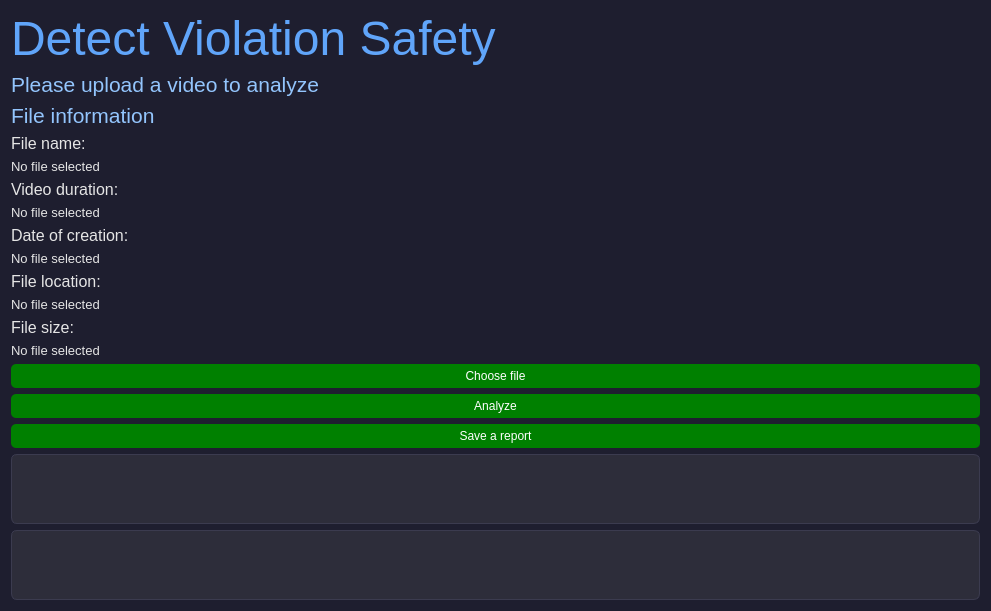
The window that ui.ui (ArtemKucheruk/detect_violation_safety) describes before a commit, drawn with Qt 5.
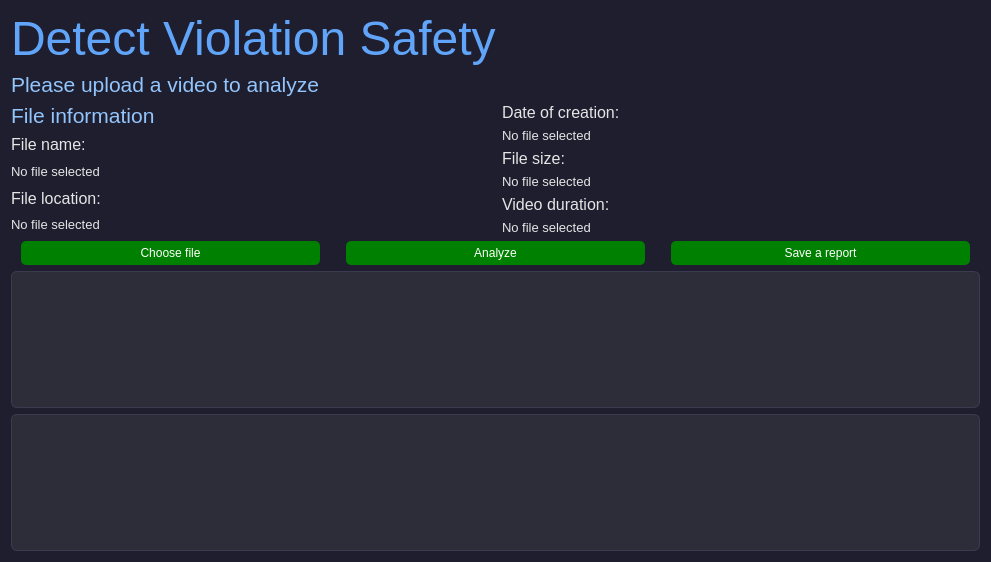
The same window after the commit.

```diff
--- a/ui.ui
+++ b/ui.ui
@@ -25,6 +25,9 @@
   <property name="windowTitle">
    <string>Dialog</string>
   </property>
+  <property name="layoutDirection">
+   <enum>Qt::LayoutDirection::LeftToRight</enum>
+  </property>
   <property name="styleSheet">
    <string notr="true">
     QDialog {
@@ -61,61 +64,202 @@
     }
    </string>
   </property>
-  <layout class="QVBoxLayout" name="verticalLayout_2">
+  <property name="sizeGripEnabled">
+   <bool>false</bool>
+  </property>
+  <layout class="QVBoxLayout" name="verticalLayout_10">
+   <property name="sizeConstraint">
+    <enum>QLayout::SizeConstraint::SetDefaultConstraint</enum>
+   </property>
    <item>
-    <layout class="QHBoxLayout" name="horizontalLayout">
+    <layout class="QGridLayout" name="gridLayout_3">
      <property name="sizeConstraint">
-      <enum>QLayout::SizeConstraint::SetNoConstraint</enum>
+      <enum>QLayout::SizeConstraint::SetDefaultConstraint</enum>
      </property>
-    </layout>
-   </item>
+     <item row="3" column="0">
+      <spacer name="verticalSpacer">
+       <property name="orientation">
+        <enum>Qt::Orientation::Vertical</enum>
+       </property>
+       <property name="sizeType">
+        <enum>QSizePolicy::Policy::Expanding</enum>
+       </property>
+       <property name="sizeHint" stdset="0">
+        <size>
+         <width>20</width>
+         <height>40</height>
+        </size>
+       </property>
+      </spacer>
+     </item>
+     <item row="1" column="0">
+      <spacer name="verticalSpacer_2">
+       <property name="orientation">
+        <enum>Qt::Orientation::Vertical</enum>
+       </property>
+       <property name="sizeHint" stdset="0">
+        <size>
+         <width>20</width>
+         <height>40</height>
+        </size>
+       </property>
+      </spacer>
+     </item>
+     <item row="2" column="1">
+      <layout class="QVBoxLayout" name="verticalLayout_8">
    <item>
-    <widget class="QLabel" name="label">
+        <widget class="QLabel" name="label_4">
      <property name="sizePolicy">
-      <sizepolicy hsizetype="Expanding" vsizetype="Expanding">
+          <sizepolicy hsizetype="Expanding" vsizetype="Preferred">
        <horstretch>0</horstretch>
        <verstretch>0</verstretch>
       </sizepolicy>
      </property>
      <property name="font">
       <font>
-       <pointsize>36</pointsize>
+           <pointsize>12</pointsize>
       </font>
      </property>
      <property name="text">
-      <string>Detect Violation Safety</string>
+          <string>Date of creation: </string>
      </property>
     </widget>
    </item>
    <item>
-    <widget class="QLabel" name="label_2">
+        <widget class="QLabel" name="lb_date">
      <property name="sizePolicy">
-      <sizepolicy hsizetype="Expanding" vsizetype="Expanding">
+          <sizepolicy hsizetype="Expanding" vsizetype="Preferred">
        <horstretch>0</horstretch>
        <verstretch>0</verstretch>
       </sizepolicy>
      </property>
      <property name="font">
       <font>
-       <pointsize>16</pointsize>
+           <pointsize>10</pointsize>
       </font>
      </property>
      <property name="text">
-      <string>Please upload a video to analyze</string>
+          <string>No file selected</string>
      </property>
     </widget>
    </item>
    <item>
-    <layout class="QHBoxLayout" name="horizontalLayout_2">
-     <property name="sizeConstraint">
-      <enum>QLayout::SizeConstraint::SetNoConstraint</enum>
-     </property>
-    </layout>
-   </item>
+        <widget class="QLabel" name="label_6">
+         <property name="sizePolicy">
+          <sizepolicy hsizetype="Expanding" vsizetype="Preferred">
+           <horstretch>0</horstretch>
+           <verstretch>0</verstretch>
+          </sizepolicy>
+         </property>
+         <property name="font">
+          <font>
+           <pointsize>12</pointsize>
+          </font>
+         </property>
+         <property name="text">
+          <string>File size:</string>
+         </property>
+        </widget>
+       </item>
+       <item>
+        <widget class="QLabel" name="lb_size">
+         <property name="sizePolicy">
+          <sizepolicy hsizetype="Expanding" vsizetype="Preferred">
+           <horstretch>0</horstretch>
+           <verstretch>0</verstretch>
+          </sizepolicy>
+         </property>
+         <property name="font">
+          <font>
+           <pointsize>10</pointsize>
+          </font>
+         </property>
+         <property name="text">
+          <string>No file selected</string>
+         </property>
+        </widget>
+       </item>
+       <item>
+        <widget class="QLabel" name="label_5">
+         <property name="sizePolicy">
+          <sizepolicy hsizetype="Expanding" vsizetype="Preferred">
+           <horstretch>0</horstretch>
+           <verstretch>0</verstretch>
+          </sizepolicy>
+         </property>
+         <property name="font">
+          <font>
+           <pointsize>12</pointsize>
+          </font>
+         </property>
+         <property name="text">
+          <string>Video duration:</string>
+         </property>
+        </widget>
+       </item>
+       <item>
+        <widget class="QLabel" name="lb_time">
+         <property name="sizePolicy">
+          <sizepolicy hsizetype="Expanding" vsizetype="Preferred">
+           <horstretch>0</horstretch>
+           <verstretch>0</verstretch>
+          </sizepolicy>
+         </property>
+         <property name="font">
+          <font>
+           <pointsize>10</pointsize>
+          </font>
+         </property>
+         <property name="text">
+          <string>No file selected</string>
+         </property>
+        </widget>
+       </item>
+      </layout>
+     </item>
+     <item row="5" column="0" colspan="2">
+      <layout class="QVBoxLayout" name="verticalLayout_9">
+       <item>
+        <spacer name="verticalSpacer_4">
+         <property name="orientation">
+          <enum>Qt::Orientation::Vertical</enum>
+         </property>
+         <property name="sizeHint" stdset="0">
+          <size>
+           <width>20</width>
+           <height>40</height>
+          </size>
+         </property>
+        </spacer>
+       </item>
+       <item>
+        <widget class="QTextBrowser" name="txt_results">
+         <property name="sizePolicy">
+          <sizepolicy hsizetype="Expanding" vsizetype="Preferred">
+           <horstretch>0</horstretch>
+           <verstretch>0</verstretch>
+          </sizepolicy>
+         </property>
+        </widget>
+       </item>
+       <item>
+        <widget class="QTextBrowser" name="txt_logs">
+         <property name="sizePolicy">
+          <sizepolicy hsizetype="Expanding" vsizetype="Preferred">
+           <horstretch>0</horstretch>
+           <verstretch>0</verstretch>
+          </sizepolicy>
+         </property>
+        </widget>
+       </item>
+      </layout>
+     </item>
+     <item row="2" column="0">
+      <layout class="QVBoxLayout" name="verticalLayout_7">
    <item>
     <widget class="QLabel" name="label_3">
      <property name="sizePolicy">
-      <sizepolicy hsizetype="Expanding" vsizetype="Expanding">
+          <sizepolicy hsizetype="Expanding" vsizetype="Preferred">
        <horstretch>0</horstretch>
        <verstretch>0</verstretch>
       </sizepolicy>
@@ -136,7 +280,7 @@
    <item>
     <widget class="QLabel" name="label_1">
      <property name="sizePolicy">
-      <sizepolicy hsizetype="Expanding" vsizetype="Expanding">
+          <sizepolicy hsizetype="Expanding" vsizetype="Preferred">
        <horstretch>0</horstretch>
        <verstretch>0</verstretch>
       </sizepolicy>
@@ -154,79 +298,7 @@
    <item>
     <widget class="QLabel" name="lb_name">
      <property name="sizePolicy">
-      <sizepolicy hsizetype="Expanding" vsizetype="Expanding">
-       <horstretch>0</horstretch>
-       <verstretch>0</verstretch>
-      </sizepolicy>
-     </property>
-     <property name="font">
-      <font>
-       <pointsize>10</pointsize>
-      </font>
-     </property>
-     <property name="text">
-      <string>No file selected</string>
-     </property>
-    </widget>
-   </item>
-   <item>
-    <widget class="QLabel" name="label_5">
-     <property name="sizePolicy">
-      <sizepolicy hsizetype="Expanding" vsizetype="Expanding">
-       <horstretch>0</horstretch>
-       <verstretch>0</verstretch>
-      </sizepolicy>
-     </property>
-     <property name="font">
-      <font>
-       <pointsize>12</pointsize>
-      </font>
-     </property>
-     <property name="text">
-      <string>Video duration:</string>
-     </property>
-    </widget>
-   </item>
-   <item>
-    <widget class="QLabel" name="lb_time">
-     <property name="sizePolicy">
-      <sizepolicy hsizetype="Expanding" vsizetype="Expanding">
-       <horstretch>0</horstretch>
-       <verstretch>0</verstretch>
-      </sizepolicy>
-     </property>
-     <property name="font">
-      <font>
-       <pointsize>10</pointsize>
-      </font>
-     </property>
-     <property name="text">
-      <string>No file selected</string>
-     </property>
-    </widget>
-   </item>
-   <item>
-    <widget class="QLabel" name="label_4">
-     <property name="sizePolicy">
-      <sizepolicy hsizetype="Expanding" vsizetype="Expanding">
-       <horstretch>0</horstretch>
-       <verstretch>0</verstretch>
-      </sizepolicy>
-     </property>
-     <property name="font">
-      <font>
-       <pointsize>12</pointsize>
-      </font>
-     </property>
-     <property name="text">
-      <string>Date of creation: </string>
-     </property>
-    </widget>
-   </item>
-   <item>
-    <widget class="QLabel" name="lb_date">
-     <property name="sizePolicy">
-      <sizepolicy hsizetype="Expanding" vsizetype="Expanding">
+          <sizepolicy hsizetype="Expanding" vsizetype="Preferred">
        <horstretch>0</horstretch>
        <verstretch>0</verstretch>
       </sizepolicy>
@@ -244,7 +316,7 @@
    <item>
     <widget class="QLabel" name="label_7">
      <property name="sizePolicy">
-      <sizepolicy hsizetype="Expanding" vsizetype="Expanding">
+          <sizepolicy hsizetype="Expanding" vsizetype="Preferred">
        <horstretch>0</horstretch>
        <verstretch>0</verstretch>
       </sizepolicy>
@@ -262,7 +334,7 @@
    <item>
     <widget class="QLabel" name="lb_location">
      <property name="sizePolicy">
-      <sizepolicy hsizetype="Expanding" vsizetype="Expanding">
+          <sizepolicy hsizetype="Expanding" vsizetype="Preferred">
        <horstretch>0</horstretch>
        <verstretch>0</verstretch>
       </sizepolicy>
@@ -277,46 +349,83 @@
      </property>
     </widget>
    </item>
+      </layout>
+     </item>
+     <item row="0" column="0">
+      <layout class="QVBoxLayout" name="verticalLayout_6">
    <item>
-    <widget class="QLabel" name="label_6">
+        <widget class="QLabel" name="label">
      <property name="sizePolicy">
-      <sizepolicy hsizetype="Expanding" vsizetype="Expanding">
+          <sizepolicy hsizetype="Expanding" vsizetype="Preferred">
        <horstretch>0</horstretch>
        <verstretch>0</verstretch>
       </sizepolicy>
      </property>
      <property name="font">
       <font>
-       <pointsize>12</pointsize>
+           <pointsize>36</pointsize>
       </font>
      </property>
      <property name="text">
-      <string>File size:</string>
+          <string>Detect Violation Safety</string>
      </property>
     </widget>
    </item>
    <item>
-    <widget class="QLabel" name="lb_size">
+        <widget class="QLabel" name="label_2">
      <property name="sizePolicy">
-      <sizepolicy hsizetype="Expanding" vsizetype="Expanding">
+          <sizepolicy hsizetype="Expanding" vsizetype="Preferred">
        <horstretch>0</horstretch>
        <verstretch>0</verstretch>
       </sizepolicy>
      </property>
      <property name="font">
       <font>
-       <pointsize>10</pointsize>
+           <pointsize>16</pointsize>
       </font>
      </property>
      <property name="text">
-      <string>No file selected</string>
-     </property>
-    </widget>
+          <string>Please upload a video to analyze</string>
+         </property>
+        </widget>
+       </item>
+      </layout>
+     </item>
+     <item row="1" column="1">
+      <spacer name="verticalSpacer_3">
+       <property name="orientation">
+        <enum>Qt::Orientation::Vertical</enum>
+       </property>
+       <property name="sizeHint" stdset="0">
+        <size>
+         <width>20</width>
+         <height>40</height>
+        </size>
+       </property>
+      </spacer>
+     </item>
+     <item row="4" column="0" colspan="2">
+      <layout class="QHBoxLayout" name="horizontalLayout_3">
+       <item>
+        <spacer name="horizontalSpacer_4">
+         <property name="orientation">
+          <enum>Qt::Orientation::Horizontal</enum>
+         </property>
+         <property name="sizeType">
+          <enum>QSizePolicy::Policy::Fixed</enum>
+         </property>
+         <property name="sizeHint" stdset="0">
+          <size>
+           <width>10</width>
+           <height>20</height>
+          </size>
+         </property>
+        </spacer>
    </item>
    <item>
     <widget class="QPushButton" name="btn_choose_file">
      <property name="sizePolicy">
-      <sizepolicy hsizetype="Expanding" vsizetype="Expanding">
+          <sizepolicy hsizetype="Expanding" vsizetype="Fixed">
        <horstretch>0</horstretch>
        <verstretch>0</verstretch>
       </sizepolicy>
@@ -329,10 +438,26 @@
      </property>
     </widget>
    </item>
+       <item>
+        <spacer name="horizontalSpacer_2">
+         <property name="orientation">
+          <enum>Qt::Orientation::Horizontal</enum>
+         </property>
+         <property name="sizeType">
+          <enum>QSizePolicy::Policy::Fixed</enum>
+         </property>
+         <property name="sizeHint" stdset="0">
+          <size>
+           <width>20</width>
+           <height>20</height>
+          </size>
+         </property>
+        </spacer>
+       </item>
    <item>
     <widget class="QPushButton" name="btn_analyze">
      <property name="sizePolicy">
-      <sizepolicy hsizetype="Expanding" vsizetype="Expanding">
+          <sizepolicy hsizetype="Expanding" vsizetype="Fixed">
        <horstretch>0</horstretch>
        <verstretch>0</verstretch>
       </sizepolicy>
@@ -342,10 +467,26 @@
      </property>
     </widget>
    </item>
+       <item>
+        <spacer name="horizontalSpacer">
+         <property name="orientation">
+          <enum>Qt::Orientation::Horizontal</enum>
+         </property>
+         <property name="sizeType">
+          <enum>QSizePolicy::Policy::Fixed</enum>
+         </property>
+         <property name="sizeHint" stdset="0">
+          <size>
+           <width>20</width>
+           <height>0</height>
+          </size>
+         </property>
+        </spacer>
+       </item>
    <item>
     <widget class="QPushButton" name="btn_save">
      <property name="sizePolicy">
-      <sizepolicy hsizetype="Expanding" vsizetype="Expanding">
+          <sizepolicy hsizetype="Expanding" vsizetype="Fixed">
        <horstretch>0</horstretch>
        <verstretch>0</verstretch>
       </sizepolicy>
@@ -356,57 +497,24 @@
     </widget>
    </item>
    <item>
-    <spacer name="verticalSpacer_2">
+        <spacer name="horizontalSpacer_3">
      <property name="orientation">
-      <enum>Qt::Orientation::Vertical</enum>
-     </property>
-     <property name="sizeHint" stdset="0">
-      <size>
-       <width>20</width>
-       <height>18</height>
-      </size>
-     </property>
-    </spacer>
-   </item>
-   <item>
-    <spacer name="verticalSpacer">
-     <property name="orientation">
-      <enum>Qt::Orientation::Vertical</enum>
-     </property>
+          <enum>Qt::Orientation::Horizontal</enum>
+         </property>
+         <property name="sizeType">
+          <enum>QSizePolicy::Policy::Fixed</enum>
+         </property>
      <property name="sizeHint" stdset="0">
       <size>
-       <width>20</width>
-       <height>18</height>
+           <width>10</width>
+           <height>20</height>
       </size>
      </property>
     </spacer>
    </item>
-   <item>
-    <layout class="QVBoxLayout" name="verticalLayout">
-     <property name="sizeConstraint">
-      <enum>QLayout::SizeConstraint::SetNoConstraint</enum>
-     </property>
-    </layout>
-   </item>
-   <item>
-    <widget class="QTextBrowser" name="txt_results">
-     <property name="sizePolicy">
-      <sizepolicy hsizetype="Expanding" vsizetype="Expanding">
-       <horstretch>0</horstretch>
-       <verstretch>0</verstretch>
-      </sizepolicy>
-     </property>
-    </widget>
-   </item>
-   <item>
-    <widget class="QTextBrowser" name="txt_logs">
-     <property name="sizePolicy">
-      <sizepolicy hsizetype="Expanding" vsizetype="Expanding">
-       <horstretch>0</horstretch>
-       <verstretch>0</verstretch>
-      </sizepolicy>
-     </property>
-    </widget>
+      </layout>
+     </item>
+    </layout>
    </item>
   </layout>
  </widget>
```
Lines whose indentation alone changed are shown as unchanged.
